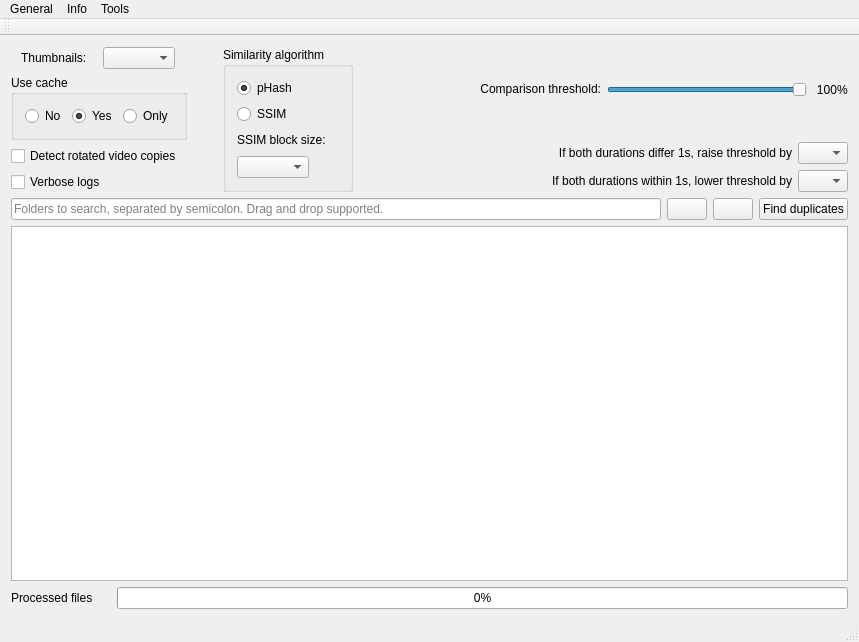
Qt form QtProject/app/mainwindow.ui (leooooooooo/video-simili-duplicate-cleaner) before a commit.
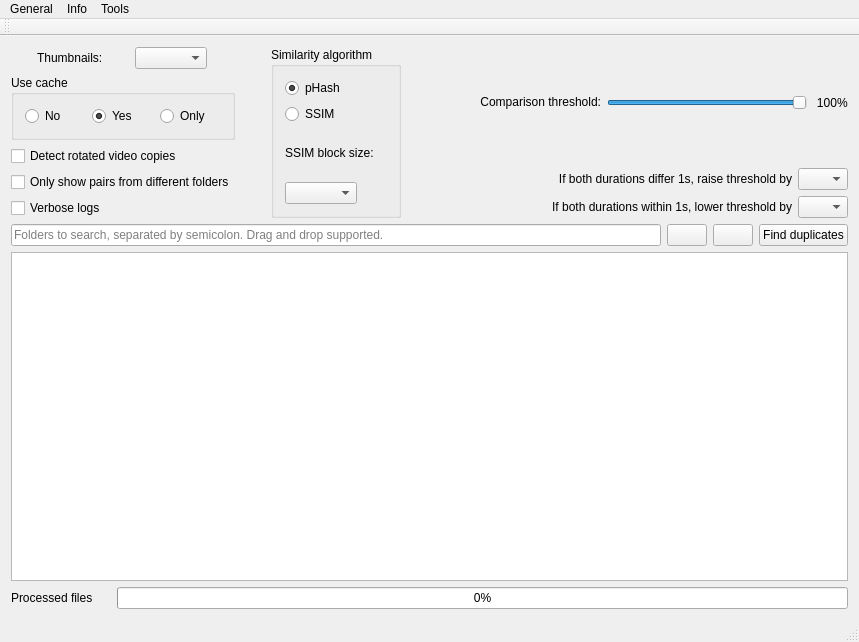
The same form after that commit. Icons and pictures are not drawn.

Commit message: Backup: local customizations (Delete Both, Move & Replace, native multi-folder select, direct-deletion default, only-different-folders filter, clickable path)

The edit to the form file:
```diff
--- a/QtProject/app/mainwindow.ui
+++ b/QtProject/app/mainwindow.ui
@@ -129,6 +129,16 @@
           </property>
          </widget>
         </item>
+        <item>
+         <widget class="QCheckBox" name="onlyDifferentFoldersCheckbox">
+          <property name="toolTip">
+           <string>Only show duplicate pairs whose two files are in different folders.</string>
+          </property>
+          <property name="text">
+           <string>Only show pairs from different folders</string>
+          </property>
+         </widget>
+        </item>
         <item>
          <widget class="QCheckBox" name="verboseCheckbox">
           <property name="toolTip">
```
The commit also changes 9 other files.
